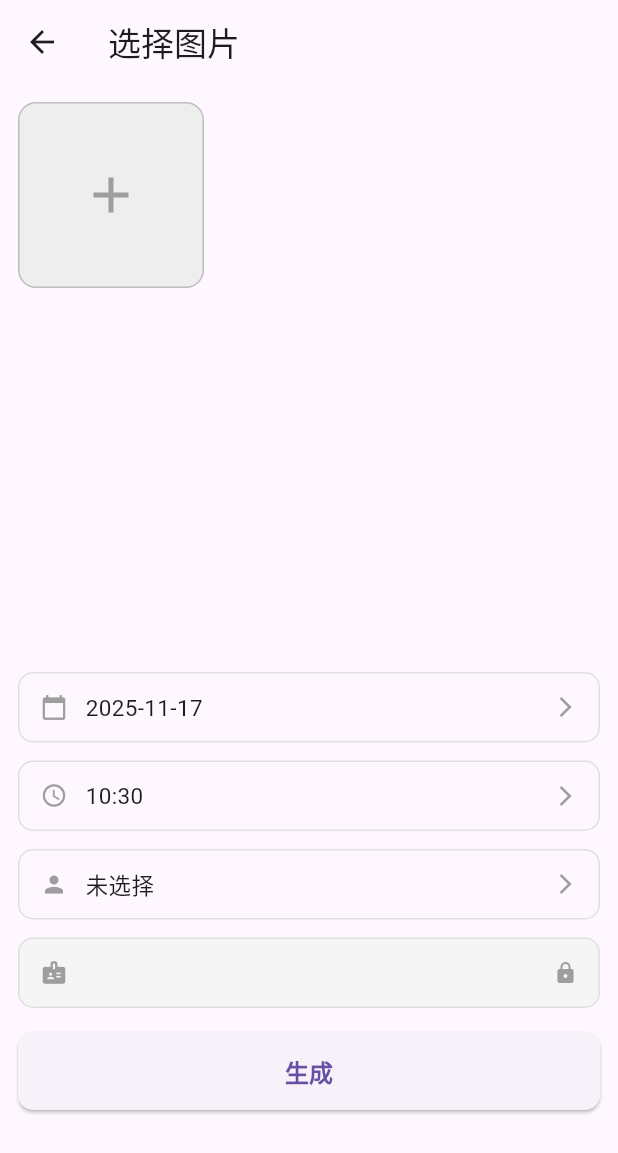
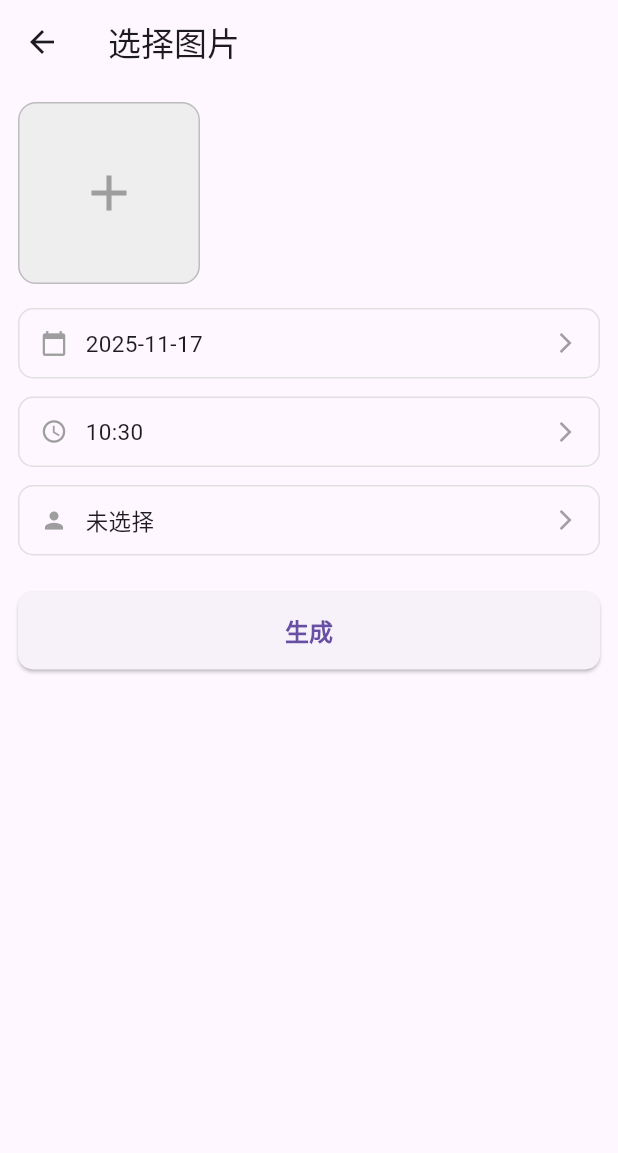
Before and after one commit to nismison/WaterMarker_Flutter, a Flutter app: the screen it shows after launch, after a tap on the "add" icon, on a phone screen of 412 x 824 dp. Shown: the top 1153 px of the screen. Run offline on Flutter 3.47's test engine with Material 3 defaults, Android fonts, the phone set to English and light mode, and no system bars; our stand-ins replace fluro, image_picker.

Commit message:
feat(image-picker):优化图片选择器页面布局

```diff
--- a/lib/pages/image_picker_page.dart
+++ b/lib/pages/image_picker_page.dart
@@ -28,26 +28,30 @@ class _ImagePickerPageState extends State<ImagePickerPage> {
     final provider = context.watch<ImagePickerProvider>();
 
     final dateText =
-        "${provider.selectedDate.year}-${provider.selectedDate.month.toString().padLeft(2, '0')}-${provider.selectedDate.day.toString().padLeft(2, '0')}";
+        "${provider.selectedDate.year}-${provider.selectedDate.month
+        .toString()
+        .padLeft(2, '0')}-${provider.selectedDate.day.toString().padLeft(
+        2, '0')}";
     final timeText =
-        "${provider.selectedTime.hour.toString().padLeft(2, '0')}:${provider.selectedTime.minute.toString().padLeft(2, '0')}";
+        "${provider.selectedTime.hour.toString().padLeft(2, '0')}:${provider
+        .selectedTime.minute.toString().padLeft(2, '0')}";
 
     return Scaffold(
       appBar: AppBar(title: const Text('选择图片')),
       body: ListView(
         padding: const EdgeInsets.all(12),
         children: [
-          // Grid
-          SizedBox(
-            height: 360,
-            child: GridView.builder(
+          // 图片 Grid
+          GridView.builder(
+            shrinkWrap: true,
             physics: const NeverScrollableScrollPhysics(),
             itemCount:
             provider.pickedImages.length + (provider.canAddMore ? 1 : 0),
             gridDelegate: const SliverGridDelegateWithFixedCrossAxisCount(
               crossAxisCount: 3,
-                crossAxisSpacing: 8,
               mainAxisSpacing: 12,
+              crossAxisSpacing: 12,
+              childAspectRatio: 1, // 1:1
             ),
             itemBuilder: (_, index) {
               if (index < provider.pickedImages.length) {
@@ -56,7 +60,13 @@ class _ImagePickerPageState extends State<ImagePickerPage> {
                   children: [
                     ClipRRect(
                       borderRadius: BorderRadius.circular(12),
-                        child: Image.file(File(img.path), fit: BoxFit.cover),
+                      child: AspectRatio(
+                        aspectRatio: 1,
+                        child: FittedBox(
+                          fit: BoxFit.cover,
+                          child: Image.file(File(img.path)),
+                        ),
+                      ),
                     ),
                     Positioned(
                       right: 4,
@@ -77,8 +87,13 @@ class _ImagePickerPageState extends State<ImagePickerPage> {
                   ],
                 );
               } else {
+                // 添加图片按钮
                 return GestureDetector(
-                    onTap: _pickImages,
+                  onTap: () async {
+                    final List<XFile>? images = await ImagePicker()
+                        .pickMultiImage();
+                    if (images != null) provider.addImages(images);
+                  },
                   child: Container(
                     decoration: BoxDecoration(
                       color: Colors.grey[200],
@@ -93,46 +108,45 @@ class _ImagePickerPageState extends State<ImagePickerPage> {
               }
             },
           ),
-          ),
-
-          const SizedBox(height: 20),
-
-          // 日期选择
+          const SizedBox(height: 16),
+          // 日期
           _buildSelectorRow(
             icon: Icons.calendar_today,
             label: dateText,
-            onTap: () => showDatePickerDialog(
+            onTap: () =>
+                showDatePickerDialog(
                   context: context,
                   initialDate: provider.selectedDate,
                   onSelected: provider.updateDate,
                 ),
           ),
-
-          // 时间选择
+          // 时间
           _buildSelectorRow(
             icon: Icons.access_time,
             label: timeText,
-            onTap: () => showTimePickerDialog(
+            onTap: () =>
+                showTimePickerDialog(
                   context: context,
                   initialTime: provider.selectedTime,
                   onSelected: provider.updateTime,
                 ),
           ),
-
-          // 用户选择
+          // 用户
           _buildSelectorRow(
             icon: Icons.person,
             label: provider.selectedUserName,
-            onTap: () => showUserPickerDialog(
+            onTap: () =>
+                showUserPickerDialog(
                   context: context,
                   userList: provider.userList,
                   initialName: provider.selectedUserName,
                   onSelected: provider.updateUser,
                 ),
           ),
-
-          // 显示用户编号（禁用输入框），带图标且样式统一
+          // 用户编号输入框
+          if (provider.selectedUser != null)
             Container(
+              margin: const EdgeInsets.only(top: 8, bottom: 12),
               padding: const EdgeInsets.symmetric(vertical: 12, horizontal: 14),
               decoration: BoxDecoration(
                 border: Border.all(color: Colors.grey.shade300),
@@ -146,21 +160,21 @@ class _ImagePickerPageState extends State<ImagePickerPage> {
                   Expanded(
                     child: Text(
                       provider.selectedUserNumber,
-                    style: const TextStyle(fontSize: 15, color: Colors.black54),
+                      style: const TextStyle(
+                        fontSize: 15,
+                        color: Colors.black54,
                       ),
                     ),
-                // 不添加箭头，表明这是不可点击的（禁用表示）
+                  ),
                   const Icon(Icons.lock, color: Colors.grey, size: 16),
                 ],
               ),
             ),
+
+          const SizedBox(height: 12),
           // 生成按钮
-          const SizedBox(height: 16),
           ElevatedButton(
-            onPressed: () {
-              // 生成逻辑或回调处理
-              _handleGenerate(provider); // 下面有函数示例
-            },
+            onPressed: () => _handleGenerate(provider),
             style: ElevatedButton.styleFrom(
               padding: const EdgeInsets.symmetric(vertical: 14),
               shape: RoundedRectangleBorder(
@@ -173,6 +187,7 @@ class _ImagePickerPageState extends State<ImagePickerPage> {
             ),
             child: const Text('生成'),
           ),
+
           const SizedBox(height: 40),
         ],
       ),
```
Lines whose indentation alone changed are shown as unchanged.
